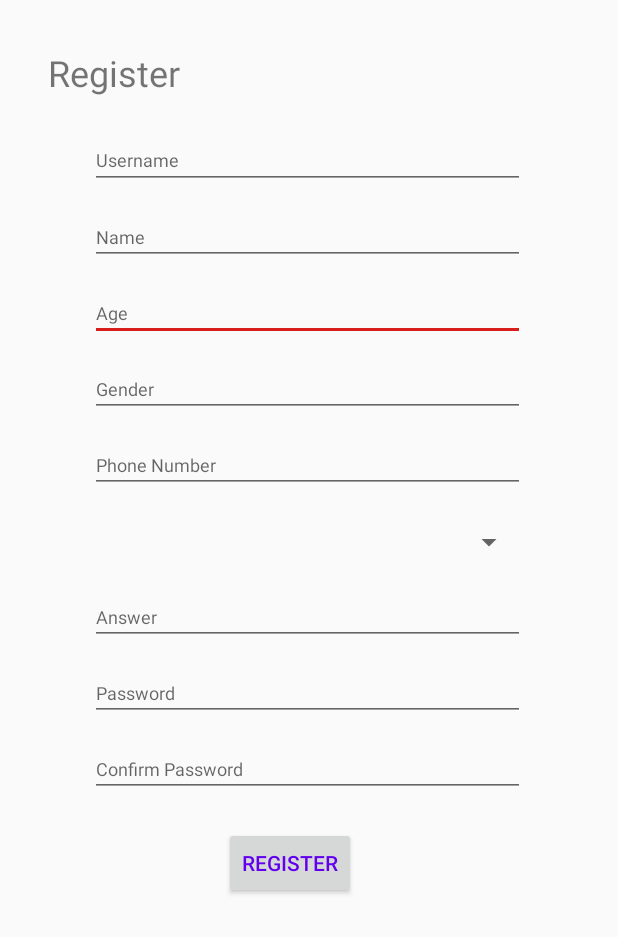
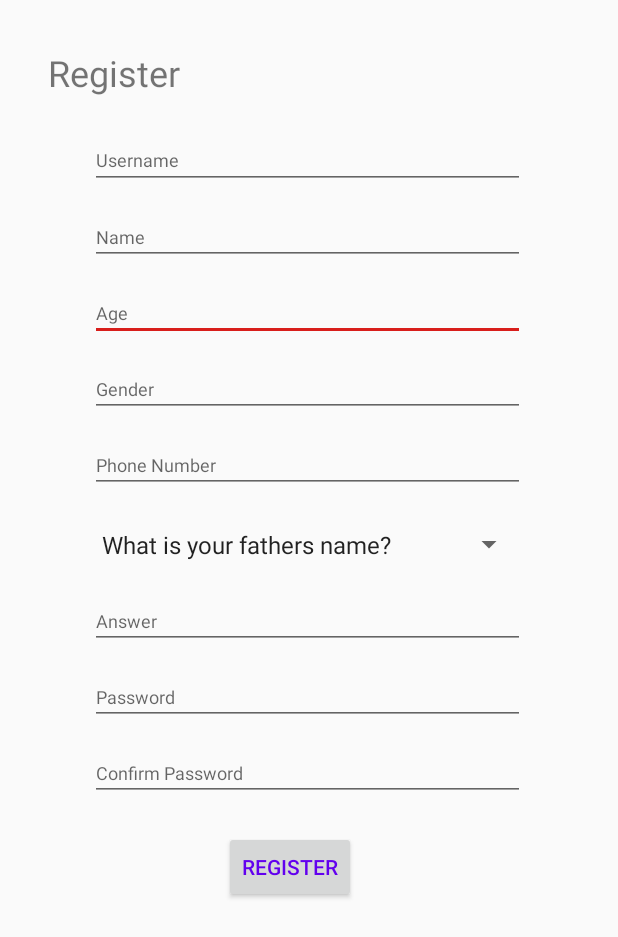
Before and after one commit to woshiellen117/SRS1, an Android app: the layout activity_main.xml on its own in the app's theme, with its tools: preview values and no code run, on a phone screen of 412 x 824 dp. Shown: the top 937 px of the screen. Run offline under Robolectric (Android 15) with nearby library versions, the phone set to English and light mode, and no system bars.

```diff
--- a/app/src/main/res/layout/activity_main.xml
+++ b/app/src/main/res/layout/activity_main.xml
@@ -215,10 +215,11 @@
     <Spinner
         android:id="@+id/spinner"
         android:layout_width="290dp"
-        android:layout_height="35dp"
+        android:layout_height="38dp"
         android:layout_marginStart="60dp"
         android:layout_marginLeft="60dp"
         android:layout_marginTop="15dp"
+        android:entries="@array/a"
         app:layout_constraintStart_toStartOf="parent"
         app:layout_constraintTop_toBottomOf="@+id/editText7" />
 
```
